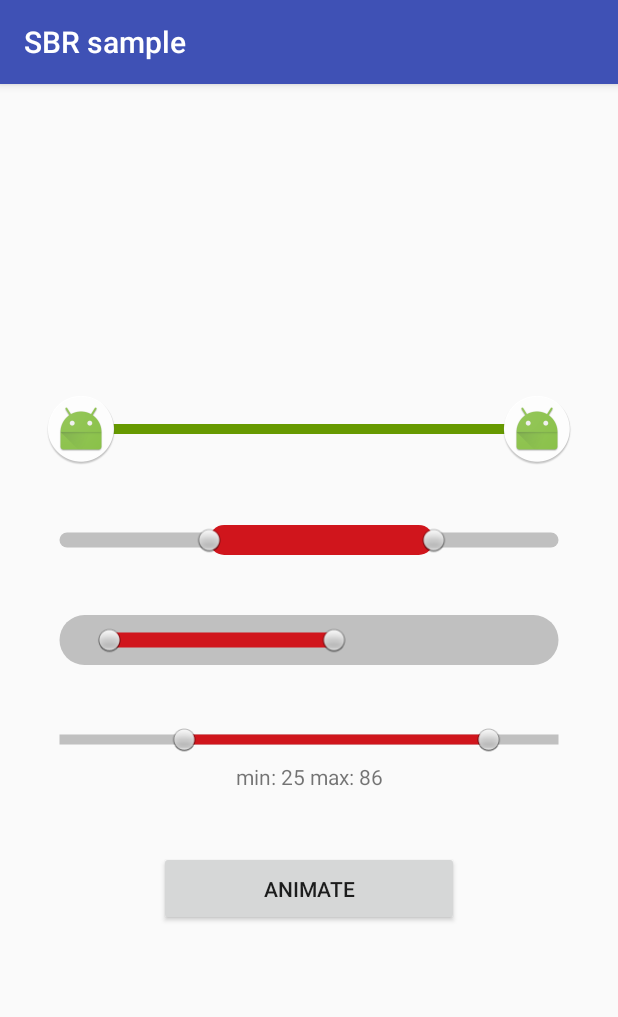
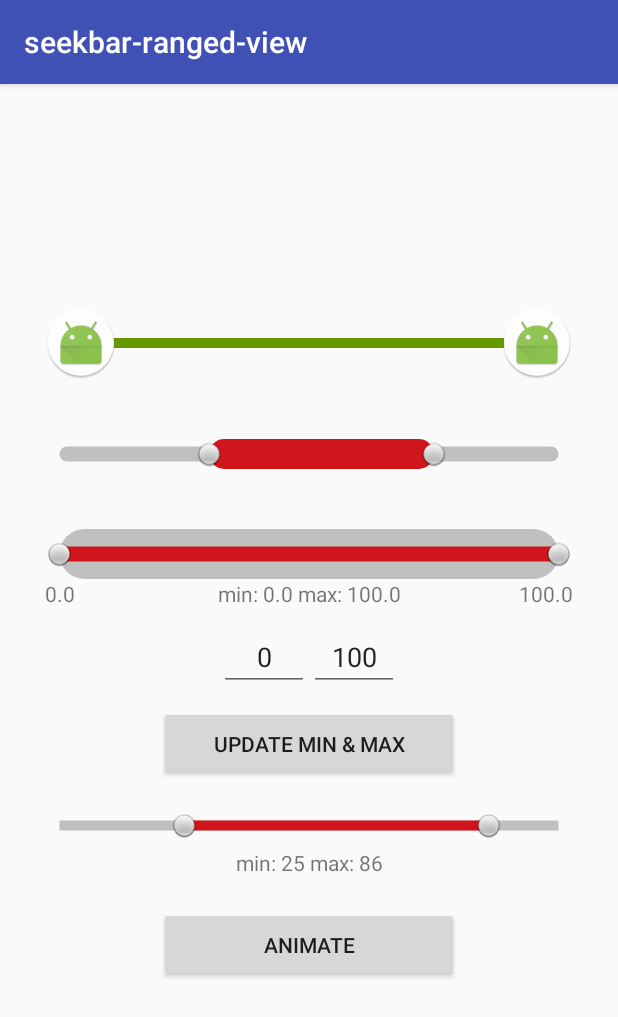
Before and after one commit to GuilhE/SeekbarRangedView, an Android app: the screen it shows after launch (MainActivity), on a phone screen of 412 x 824 dp. Shown: the top 1017 px of the screen. Run offline under Robolectric (Android 15) with nearby library versions, the phone set to English and light mode, and no system bars; our stand-ins replace data binding.

Commit message:
Global update and new feature:
Updates:
 - Gradle versions
 - Removed AppCompat dependency
 - Changed from doubles to floats
 - Sample
 - Travis script

Feature:
 - Added set min and max value method

```diff
--- a/gradle.properties
+++ b/gradle.properties
@@ -23,7 +23,7 @@ bintrayName = seekbar-ranged-view
 
 libraryName = SeekBarRangedView
 libraryDescription = A SeekBarView restrained by a minimum and maximum value.
-libraryVersion = 1.0.1
+libraryVersion = 1.0.2
 
 siteUrl = https://github.com/GuilhE/android-seekbar-ranged-view
 gitUrl = https://github.com/GuilhE/android-seekbar-ranged-view.git
--- a/sample/build.gradle
+++ b/sample/build.gradle
@@ -32,5 +32,9 @@ android {
 
 dependencies {
     compile project(':seekbar-ranged-view')
-    compile "com.android.support:appcompat-v7:$rootProject.supportLibraryVersion"
+    implementation "com.android.support:appcompat-v7:$rootProject.supportLibraryVersion"
+    implementation 'com.android.support.constraint:constraint-layout:1.0.2'
+
+//    https://issuetracker.google.com/issues/64909326
+    implementation "com.android.support:support-v4:$rootProject.supportLibraryVersion"
 }
--- a/sample/src/main/java/com/github/guilhe/android/rangeseekbar/MainActivity.java
+++ b/sample/src/main/java/com/github/guilhe/android/rangeseekbar/MainActivity.java
@@ -4,11 +4,13 @@ import android.databinding.DataBindingUtil;
 import android.graphics.Color;
 import android.os.Bundle;
 import android.support.annotation.Nullable;
+import android.support.v4.content.ContextCompat;
 import android.support.v7.app.AppCompatActivity;
 import android.view.View;
 import com.github.guilhe.android.rangeseekbar.databinding.ActivityMainBinding;
 import com.github.guilhe.rangeseekbar.SeekBarRangedView;
 
+import java.util.Locale;
 import java.util.Random;
 
 /**
@@ -24,41 +26,70 @@ public class MainActivity extends AppCompatActivity {
         super.onCreate(savedInstanceState);
         final ActivityMainBinding binding = DataBindingUtil.setContentView(this, R.layout.activity_main);
 
-        binding.activityMainTextView.setText("min: " + (int) binding.activityMainDRangeSeekBarView.getMinValue() + " max: " + (int) binding.activityMainDRangeSeekBarView.getMaxValue());
+        binding.activityMainTextView.setText(String.format(Locale.getDefault(), "min: %2.0f max: %2.0f", binding.activityMainDRangeSeekBarView.getMinValue(), binding.activityMainDRangeSeekBarView.getMaxValue()));
 
         binding.activityMainARangeSeekBarView.setBackgroundColor(Color.LTGRAY);
-        binding.activityMainARangeSeekBarView.setProgressColorResource(android.R.color.holo_green_dark);
+        binding.activityMainARangeSeekBarView.setProgressColor(ContextCompat.getColor(this, android.R.color.holo_green_dark));
 
         binding.activityMainCRangeSeekBarView.setRounded(true);
         binding.activityMainCRangeSeekBarView.setBackgroundHeight(50);
         binding.activityMainCRangeSeekBarView.setProgressHeight(15);
-        binding.activityMainCRangeSeekBarView.setSelectedMinValue(10);
-        binding.activityMainCRangeSeekBarView.setSelectedMaxValue(55);
-
-        binding.activityMainDRangeSeekBarView.setProgressColorResource(R.color.progress_bar_line);
-        binding.activityMainDRangeSeekBarView.setOnSeekBarRangedChangeListener(new SeekBarRangedView.OnSeekBarRangedChangeListener() {
+        binding.activityMainCRangeSeekBarView.setOnSeekBarRangedChangeListener(new SeekBarRangedView.OnSeekBarRangedChangeListener() {
             @Override
-            public void onChanged(SeekBarRangedView view, double minValue, double maxValue) {
+            public void onChanged(SeekBarRangedView view, float minValue, float maxValue) {
                 updateLayout(minValue, maxValue);
             }
 
             @Override
-            public void onChanging(SeekBarRangedView view, double minValue, double maxValue) {
+            public void onChanging(SeekBarRangedView view, float minValue, float maxValue) {
                 updateLayout(minValue, maxValue);
             }
 
-            private void updateLayout(double minValue, double maxValue) {
-                binding.activityMainTextView.setText("min: " + (int) minValue + " max: " + (int) maxValue);
+            private void updateLayout(float minValue, float maxValue) {
+                binding.activitySeekbarCCurrentTextView.setText(String.format(Locale.getDefault(), "min: %2.0f max: %2.0f", minValue, maxValue));
+            }
+        });
+
+        binding.activityUpdateButton.setOnClickListener(new View.OnClickListener() {
+            @Override
+            public void onClick(View v) {
+                binding.activityMainCRangeSeekBarView.setMinValue(Float.valueOf(binding.activityMainMinEditText.getText().toString()));
+                binding.activityMainCRangeSeekBarView.setMaxValue(Float.valueOf(binding.activityMainMaxEditText.getText().toString()));
+                binding.activitySeekbarCMinTextView.setText(String.valueOf(binding.activityMainCRangeSeekBarView.getMinValue()));
+                binding.activitySeekbarCMaxTextView.setText(String.valueOf(binding.activityMainCRangeSeekBarView.getMaxValue()));
+            }
+        });
+        String min = String.valueOf(binding.activityMainCRangeSeekBarView.getMinValue());
+        String max = String.valueOf(binding.activityMainCRangeSeekBarView.getMaxValue());
+        binding.activitySeekbarCCurrentTextView.setText(String.format(Locale.getDefault(), "min: %s max: %s", min, max));
+        binding.activitySeekbarCMinTextView.setText(min);
+        binding.activitySeekbarCMaxTextView.setText(max);
+
+
+        binding.activityMainDRangeSeekBarView.setProgressColor(ContextCompat.getColor(this, R.color.progress_bar_line));
+        binding.activityMainDRangeSeekBarView.setOnSeekBarRangedChangeListener(new SeekBarRangedView.OnSeekBarRangedChangeListener() {
+            @Override
+            public void onChanged(SeekBarRangedView view, float minValue, float maxValue) {
+                updateLayout(minValue, maxValue);
+            }
+
+            @Override
+            public void onChanging(SeekBarRangedView view, float minValue, float maxValue) {
+                updateLayout(minValue, maxValue);
+            }
+
+            private void updateLayout(float minValue, float maxValue) {
+                binding.activityMainTextView.setText(String.format(Locale.getDefault(), "min: %2.0f max: %2.0f", minValue, maxValue));
             }
         });
         binding.activityMainDRangeSeekBarView.setSelectedMinValue(25, true);
         binding.activityMainDRangeSeekBarView.setSelectedMaxValue(86, true, 2000);
 
-        binding.activityMainAppCompatButton.setOnClickListener(new View.OnClickListener() {
+        binding.activityAnimateButton.setOnClickListener(new View.OnClickListener() {
             @Override
             public void onClick(View view) {
                 float min = mRandom.nextInt((int) (binding.activityMainDRangeSeekBarView.getSelectedMaxValue() - binding.activityMainDRangeSeekBarView.getMinValue() + 1)) + binding.activityMainDRangeSeekBarView.getMinValue();
-                float max = (float) (mRandom.nextInt((int) (binding.activityMainDRangeSeekBarView.getMaxValue() - binding.activityMainDRangeSeekBarView.getSelectedMinValue() + 1)) + binding.activityMainDRangeSeekBarView.getSelectedMinValue());
+                float max = mRandom.nextInt((int) (binding.activityMainDRangeSeekBarView.getMaxValue() - binding.activityMainDRangeSeekBarView.getSelectedMinValue() + 1)) + binding.activityMainDRangeSeekBarView.getSelectedMinValue();
                 binding.activityMainDRangeSeekBarView.setSelectedMinValue(min, true);
                 binding.activityMainDRangeSeekBarView.setSelectedMaxValue(max, true, 2000);
             }
--- a/sample/src/main/res/layout/activity_main.xml
+++ b/sample/src/main/res/layout/activity_main.xml
@@ -34,8 +34,72 @@
                 android:id="@+id/activity_main_c_RangeSeekBarView"
                 android:layout_width="match_parent"
                 android:layout_height="wrap_content"
-                android:layout_marginBottom="40dp"
                 custom:progressColor="@color/progress_bar_line"/>
+
+        <android.support.constraint.ConstraintLayout
+                android:layout_width="match_parent"
+                android:layout_height="wrap_content">
+
+            <TextView
+                    android:id="@+id/activity_seekbar_c_min_TextView"
+                    tools:text="xxx"
+                    android:layout_width="wrap_content"
+                    android:layout_height="wrap_content"
+                    custom:layout_constraintStart_toStartOf="parent"/>
+
+            <TextView
+                    android:id="@+id/activity_seekbar_c_current_TextView"
+                    tools:text="min: xxx max: yyy"
+                    android:layout_width="wrap_content"
+                    android:layout_height="wrap_content"
+                    custom:layout_constraintStart_toStartOf="parent"
+                    custom:layout_constraintEnd_toEndOf="parent"/>
+
+            <TextView
+                    android:id="@+id/activity_seekbar_c_max_TextView"
+                    tools:text="yyy"
+                    android:layout_width="wrap_content"
+                    android:layout_height="wrap_content"
+                    custom:layout_constraintEnd_toEndOf="parent"/>
+
+        </android.support.constraint.ConstraintLayout>
+
+        <LinearLayout
+                android:layout_width="match_parent"
+                android:layout_height="wrap_content"
+                android:layout_marginTop="10dp"
+                android:gravity="center"
+                android:orientation="horizontal">
+
+            <EditText
+                    android:id="@+id/activity_main_min_EditText"
+                    android:layout_width="60dp"
+                    android:layout_height="wrap_content"
+                    android:gravity="center"
+                    android:hint="@string/hint_for_min"
+                    android:text="@string/lbl_min_value"
+                    android:inputType="numberDecimal"
+                    android:maxLength="4"/>
+
+            <EditText
+                    android:id="@+id/activity_main_max_EditText"
+                    android:layout_width="60dp"
+                    android:layout_height="wrap_content"
+                    android:gravity="center"
+                    android:hint="@string/hint_for_max"
+                    android:text="@string/lbl_max_value"
+                    android:inputType="numberDecimal"
+                    android:maxLength="4"/>
+
+        </LinearLayout>
+
+        <Button
+                android:id="@+id/activity_update_Button"
+                android:layout_width="200dp"
+                android:layout_height="50dp"
+                android:layout_marginTop="10dp"
+                android:layout_marginBottom="20dp"
+                android:text="@string/btn_update"/>
 
         <com.github.guilhe.rangeseekbar.SeekBarRangedView
                 android:id="@+id/activity_main_d_RangeSeekBarView"
@@ -50,11 +114,11 @@
                 android:layout_marginTop="5dp"
                 android:gravity="center"/>
 
-        <android.support.v7.widget.AppCompatButton
-                android:id="@+id/activity_main_AppCompatButton"
+        <Button
+                android:id="@+id/activity_animate_Button"
                 android:layout_width="200dp"
                 android:layout_height="50dp"
-                android:layout_marginTop="40dp"
-                android:text="Animate"/>
+                android:layout_margin="20sp"
+                android:text="@string/btn_animate"/>
     </LinearLayout>
 </layout>
--- a/sample/src/main/res/values/strings.xml
+++ b/sample/src/main/res/values/strings.xml
@@ -1,3 +1,9 @@
 <resources>
-    <string name="app_name">SBR sample</string>
+    <string name="app_name">seekbar-ranged-view</string>
+    <string name="hint_for_min">min</string>
+    <string name="hint_for_max">max</string>
+    <string name="lbl_min_value">0</string>
+    <string name="lbl_max_value">100</string>
+    <string name="btn_update">Update Min &amp; Max</string>
+    <string name="btn_animate">Animate</string>
 </resources>
--- a/seekbar-ranged-view/build.gradle
+++ b/seekbar-ranged-view/build.gradle
@@ -7,8 +7,8 @@ android {
     defaultConfig {
         minSdkVersion rootProject.ext.minSdkVersion
         targetSdkVersion rootProject.ext.targetSdkVersion
-        versionCode 1
-        versionName "1.0.1"
+        versionCode 2
+        versionName "1.0.2"
 
         testInstrumentationRunner "android.support.test.runner.AndroidJUnitRunner"
     }
@@ -28,7 +28,7 @@ android {
 }
 
 dependencies {
-    compile "com.android.support:appcompat-v7:$rootProject.supportLibraryVersion"
+    implementation "com.android.support:support-annotations:$rootProject.supportLibraryVersion"
 
     androidTestCompile('com.android.support.test.espresso:espresso-core:2.2.2', {
         exclude group: 'com.android.support', module: 'support-annotations'
--- a/seekbar-ranged-view/src/main/java/com/github/guilhe/rangeseekbar/SeekBarRangedView.java
+++ b/seekbar-ranged-view/src/main/java/com/github/guilhe/rangeseekbar/SeekBarRangedView.java
@@ -2,6 +2,7 @@ package com.github.guilhe.rangeseekbar;
 
 import android.animation.FloatEvaluator;
 import android.animation.ValueAnimator;
+import android.annotation.SuppressLint;
 import android.content.Context;
 import android.content.res.TypedArray;
 import android.graphics.*;
@@ -10,7 +11,6 @@ import android.os.Build;
 import android.os.Bundle;
 import android.os.Parcelable;
 import android.support.annotation.*;
-import android.support.v4.content.ContextCompat;
 import android.util.AttributeSet;
 import android.view.MotionEvent;
 import android.view.View;
@@ -21,7 +21,7 @@ import android.view.animation.DecelerateInterpolator;
  * Created by gdelgado on 24/08/2017.
  */
 
-@SuppressWarnings("unused")
+@SuppressWarnings({"unused", "SameParameterValue"})
 public class SeekBarRangedView extends View {
 
     private enum Thumb {
@@ -61,20 +61,18 @@ public class SeekBarRangedView extends View {
     private float mProgressLineHeight;
     private int mProgressBackgroundColor = DEFAULT_BACKGROUND_COLOR;
     private int mProgressColor = DEFAULT_COLOR;
+    private ValueAnimator mMinValueAnimator;
+    private ValueAnimator mMaxValueAnimator;
     private float mMinValue;
-    private ValueAnimator mMinValueAnimator;
     private float mMaxValue;
-    private ValueAnimator mMaxValueAnimator;
-    private double mMinValuePrim;
-    private double mMaxValuePrim;
-    private double mNormalizedMinValue;
-    private double mNormalizedMaxValue = 1d;
+    private float mNormalizedMinValue;
+    private float mNormalizedMaxValue = 1f;
     private boolean mRounded;
 
     public interface OnSeekBarRangedChangeListener {
-        void onChanged(SeekBarRangedView view, double minValue, double maxValue);
+        void onChanged(SeekBarRangedView view, float minValue, float maxValue);
 
-        void onChanging(SeekBarRangedView view, double minValue, double maxValue);
+        void onChanging(SeekBarRangedView view, float minValue, float maxValue);
     }
 
     //<editor-fold desc="Create & Setup logic">
@@ -164,8 +162,6 @@ public class SeekBarRangedView extends View {
 
         mMinValue = min;
         mMaxValue = max;
-        mMinValuePrim = (double) min;
-        mMaxValuePrim = (double) max;
         setSelectedMinValue(currentMin);
         setSelectedMaxValue(currentMax);
 
@@ -185,8 +181,18 @@ public class SeekBarRangedView extends View {
         mCallback = listener;
     }
 
+    public void setMinValue(float value) {
+        mMinValue = value;
+        setSelectedMinValue(getSelectedMinValue());
+    }
+
     public float getMinValue() {
         return mMinValue;
+    }
+
+    public void setMaxValue(float value) {
+        mMaxValue = value;
+        setSelectedMaxVal(getSelectedMaxValue());
     }
 
     public float getMaxValue() {
@@ -220,15 +226,15 @@ public class SeekBarRangedView extends View {
 
     private void setSelectedMinVal(float value) {
         // in case mMinValue == mMaxValue, avoid division by zero when normalizing.
-        if (mMaxValuePrim - mMinValuePrim == 0) {
-            setNormalizedMinValue(0d);
+        if (mMaxValue - mMinValue == 0) {
+            setNormalizedMinValue(0);
         } else {
             setNormalizedMinValue(valueToNormalized(value));
         }
         onChangedValues();
     }
 
-    public double getSelectedMinValue() {
+    public float getSelectedMinValue() {
         return normalizedToValue(mNormalizedMinValue);
     }
 
@@ -259,19 +265,19 @@ public class SeekBarRangedView extends View {
 
     private void setSelectedMaxVal(float value) {
         // in case mMinValue == mMaxValue, avoid division by zero when normalizing.
-        if (mMaxValuePrim - mMinValuePrim == 0) {
-            setNormalizedMaxValue(1d);
+        if (mMaxValue - mMinValue == 0) {
+            setNormalizedMaxValue(1f);
         } else {
             setNormalizedMaxValue(valueToNormalized(value));
         }
         onChangedValues();
     }
 
-    public double getSelectedMaxValue() {
+    public float getSelectedMaxValue() {
         return normalizedToValue(mNormalizedMaxValue);
     }
 
-    private ValueAnimator getAnimator(double current, double next, long duration, ValueAnimator.AnimatorUpdateListener updateListener) {
+    private ValueAnimator getAnimator(float current, float next, long duration, ValueAnimator.AnimatorUpdateListener updateListener) {
         ValueAnimator animator = new ValueAnimator();
         animator.setInterpolator(new DecelerateInterpolator());
         animator.setDuration(duration);
@@ -290,8 +296,8 @@ public class SeekBarRangedView extends View {
      *
      * @param value The new normalized min value to set.
      */
-    private void setNormalizedMinValue(double value) {
-        mNormalizedMinValue = Math.max(0d, Math.min(1d, Math.min(value, mNormalizedMaxValue)));
+    private void setNormalizedMinValue(float value) {
+        mNormalizedMinValue = Math.max(0, Math.min(1, Math.min(value, mNormalizedMaxValue)));
         invalidate();
     }
 
@@ -300,8 +306,8 @@ public class SeekBarRangedView extends View {
      *
      * @param value The new normalized max value to set.
      */
-    private void setNormalizedMaxValue(double value) {
-        mNormalizedMaxValue = Math.max(0d, Math.min(1d, Math.max(value, mNormalizedMinValue)));
+    private void setNormalizedMaxValue(float value) {
+        mNormalizedMaxValue = Math.max(0, Math.min(1f, Math.max(value, mNormalizedMinValue)));
         invalidate();
     }
 
@@ -371,8 +377,13 @@ public class SeekBarRangedView extends View {
         setBackgroundColor(color.toArgb());
     }
 
+    /**
+     * You can simulate the use of this method with by calling {@link #setBackgroundColor(int)} with ContextCompat:
+     * setBackgroundColor(ContextCompat.getColor(resId));
+     */
+    @RequiresApi(api = Build.VERSION_CODES.M)
     public void setBackgroundColorResource(@ColorRes int resId) {
-        setBackgroundColor(ContextCompat.getColor(getContext(), resId));
+        setBackgroundColor(getContext().getColor(resId));
     }
 
     public void setBackgroundColor(int color) {
@@ -409,8 +420,13 @@ public class SeekBarRangedView extends View {
         setProgressColor(color.toArgb());
     }
 
+    /**
+     * You can simulate the use of this method with by calling {@link #setProgressColor(int)} with ContextCompat:
+     * setProgressColor(ContextCompat.getColor(resId));
+     */
+    @RequiresApi(api = Build.VERSION_CODES.M)
     public void setProgressColorResource(@ColorRes int resId) {
-        setProgressColor(ContextCompat.getColor(getContext(), resId));
+        setProgressColor(getContext().getColor(resId));
     }
 
     public void setProgressColor(int color) {
@@ -529,8 +545,8 @@ public class SeekBarRangedView extends View {
      * @param normalized The value to "de-normalize".
      * @return The "de-normalized" value.
      */
-    private double normalizedToValue(double normalized) {
-        return mMinValuePrim + normalized * (mMaxValuePrim - mMinValuePrim);
+    private float normalizedToValue(float normalized) {
+        return mMinValue + normalized * (mMaxValue - mMinValue);
     }
 
     /**
@@ -539,12 +555,12 @@ public class SeekBarRangedView extends View {
      * @param value The value to normalize.
      * @return The normalized value.
      */
-    private double valueToNormalized(float value) {
-        if (0 == mMaxValuePrim - mMinValuePrim) {
+    private float valueToNormalized(float value) {
+        if (0 == mMaxValue - mMinValue) {
             // prevent division by zero, simply return 0.
-            return 0d;
+            return 0;
         }
-        return ((double) value - mMinValuePrim) / (mMaxValuePrim - mMinValuePrim);
+        return (value - mMinValue) / (mMaxValue - mMinValue);
     }
 
     /**
@@ -553,8 +569,8 @@ public class SeekBarRangedView extends View {
      * @param normalizedCoordinate The normalized value to convert.
      * @return The converted value in screen space.
      */
-    private float normalizedToScreen(double normalizedCoordinate) {
-        return (float) (mPadding + normalizedCoordinate * (getWidth() - 2 * mPadding));
+    private float normalizedToScreen(float normalizedCoordinate) {
+        return mPadding + normalizedCoordinate * (getWidth() - 2 * mPadding);
     }
 
     /**
@@ -563,14 +579,14 @@ public class SeekBarRangedView extends View {
      * @param screenCoordinate The x-coordinate in screen space to convert.
      * @return The normalized value.
      */
-    private double screenToNormalized(float screenCoordinate) {
+    private float screenToNormalized(float screenCoordinate) {
         int width = getWidth();
         if (width <= 2 * mPadding) {
             // prevent division by zero, simply return 0.
-            return 0d;
+            return 0;
         } else {
-            double result = (screenCoordinate - mPadding) / (width - 2 * mPadding);
-            return Math.min(1d, Math.max(0d, result));
+            float result = (screenCoordinate - mPadding) / (width - 2 * mPadding);
+            return Math.min(1, Math.max(0, result));
         }
     }
     //</editor-fold>
@@ -646,7 +662,7 @@ public class SeekBarRangedView extends View {
      * @param normalizedThumbValue The normalized x-coordinate of the thumb to check.
      * @return true if x-coordinate is in thumb range, false otherwise.
      */
-    private boolean isInThumbRange(float touchX, double normalizedThumbValue) {
+    private boolean isInThumbRange(float touchX, float normalizedThumbValue) {
         return Math.abs(touchX - normalizedToScreen(normalizedThumbValue)) <= mThumbHalfWidth;
     }
     //</editor-fold>
@@ -711,6 +727,7 @@ public class SeekBarRangedView extends View {
                 , mPaint);
     }
 
+    @SuppressLint("ClickableViewAccessibility")
     @Override
     public boolean onTouchEvent(MotionEvent event) {
         if (!isEnabled()) {
@@ -814,8 +831,8 @@ public class SeekBarRangedView extends View {
     protected void onRestoreInstanceState(Parcelable parcel) {
         final Bundle bundle = (Bundle) parcel;
         super.onRestoreInstanceState(bundle.getParcelable("SUPER"));
-        mNormalizedMinValue = bundle.getDouble("MIN");
-        mNormalizedMaxValue = bundle.getDouble("MAX");
+        mNormalizedMinValue = bundle.getFloat("MIN");
+        mNormalizedMaxValue = bundle.getFloat("MAX");
         onChangedValues();
         onChangingValues();
     }
```
Also changed, not shown: build.gradle (+5 -5 lines), gradle/wrapper/gradle-wrapper.properties, 2 other files.
